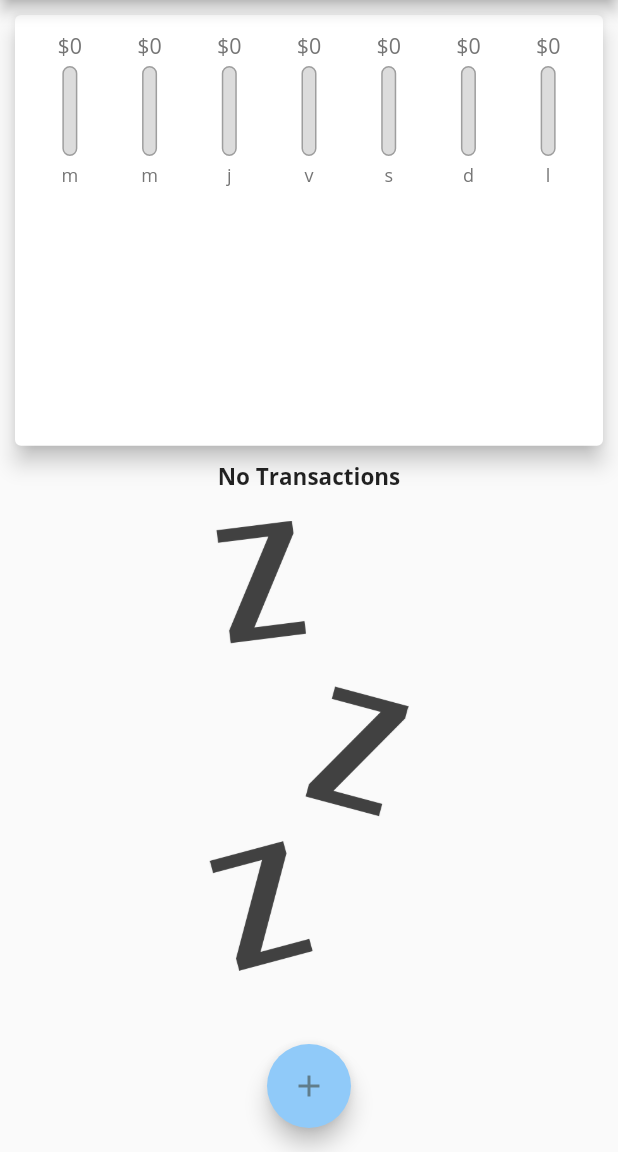
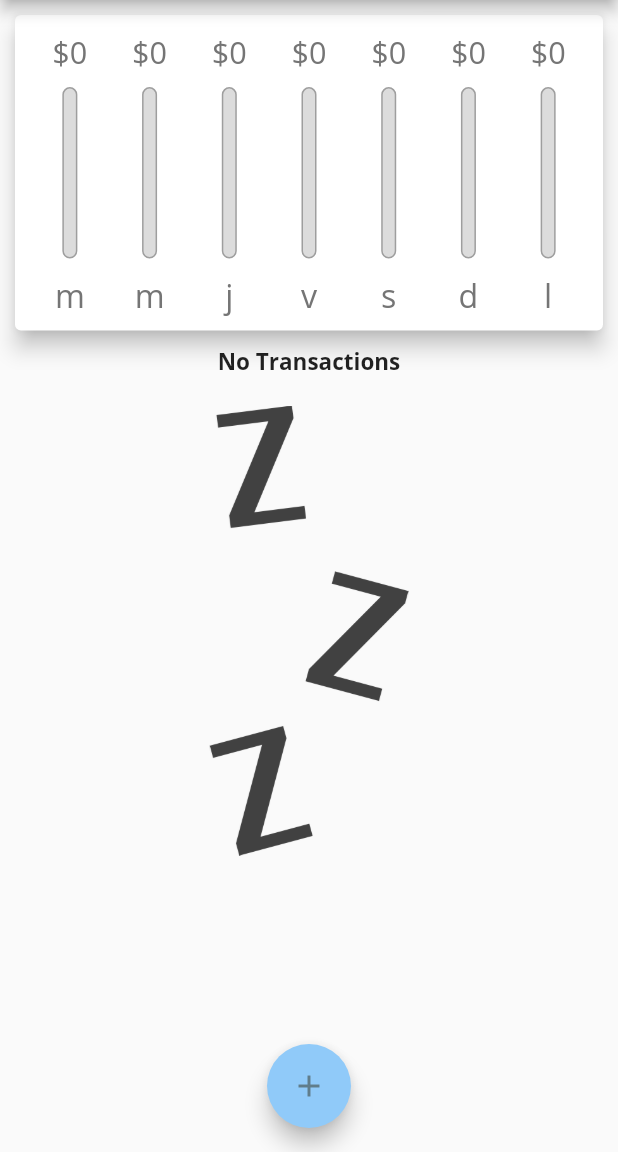
Before and after one commit to JesusMF23/expenses_app_1, a Flutter app: the screen it shows after launch, on a phone screen of 412 x 824 dp, the part 84-1236 px from its top. Run offline on Flutter 3.47's test engine with Material 2 defaults, Android fonts, the phone set to English and light mode, and no system bars.

Commit message:
123. Using the LayoutBuilder Widget

```diff
--- a/expenses_app/lib/main.dart
+++ b/expenses_app/lib/main.dart
@@ -154,13 +154,13 @@ class _MyHomePageState extends State<MyHomePage> {
                   height: (MediaQuery.of(context).size.height -
                           appBar.preferredSize.height -
                           MediaQuery.of(context).padding.top) *
-                      0.4,
+                      0.3,
                   child: Chart(_recentTransactions)),
               Container(
                   height: (MediaQuery.of(context).size.height -
                           appBar.preferredSize.height -
                           MediaQuery.of(context).padding.top) *
-                      0.6,
+                      0.7,
                   child:
                       TransactionList(_userTransactions, _deleteTransaction)),
             ]),
--- a/expenses_app/lib/widgets/chart_bar.dart
+++ b/expenses_app/lib/widgets/chart_bar.dart
@@ -9,19 +9,21 @@ class ChartBar extends StatelessWidget {
 
   @override
   Widget build(BuildContext context) {
+    return LayoutBuilder(
+      builder: (ctx, constraints) {
         return Column(
           children: [
             Container(
-          height: 20,
+              height: constraints.maxHeight * 0.15,
               child: FittedBox(
                 child: Text("\$${spendingAmount.toStringAsFixed(0)}"),
               ),
             ),
             SizedBox(
-          height: 4,
+              height: constraints.maxHeight * 0.05,
             ),
             Container(
-          height: 60,
+              height: constraints.maxHeight * 0.6,
               width: 10,
               child: Stack(
                 children: [
@@ -44,13 +46,20 @@ class ChartBar extends StatelessWidget {
               ),
             ),
             SizedBox(
-          height: 4,
+              height: constraints.maxHeight * 0.05,
             ),
-        Text(
+            Container(
+              height: constraints.maxHeight * 0.15,
+              child: FittedBox(
+                child: Text(
                   "${label.substring(0, 1)}",
                   style: TextStyle(fontSize: 12),
                 ),
+              ),
+            ),
           ],
+        );
+      },
     );
   }
 }
```
Lines whose indentation alone changed are shown as unchanged.
